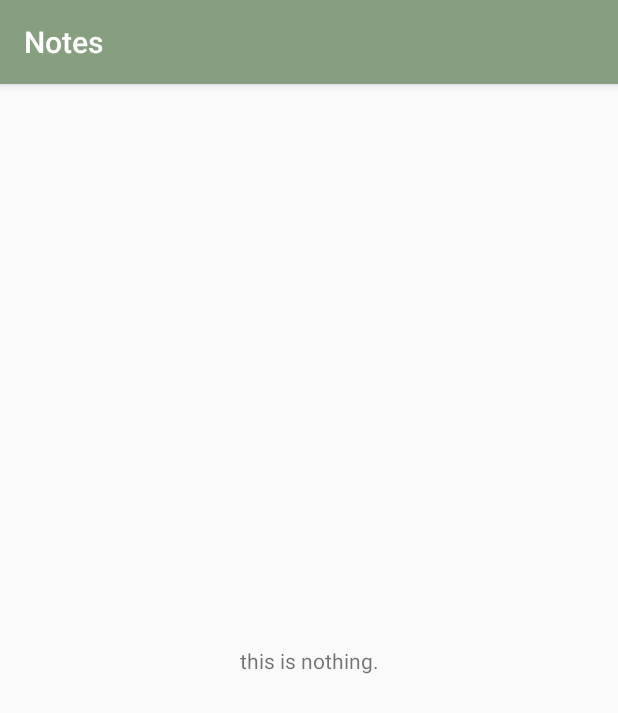
After one commit to Catravine/Notes, an Android app: the CreateActivity screen opened directly, with no data from a screen before it, on a phone screen of 412 x 824 dp. The commit adds this screen. Shown: the top 713 px of the screen. Run offline under Robolectric (Android 15) with nearby library versions, the phone set to English and light mode, and no system bars.

Commit message:
Added stub for Create Activity, based on whether its from a Note or a Task

```diff
--- a/app/src/main/AndroidManifest.xml
+++ b/app/src/main/AndroidManifest.xml
@@ -9,16 +9,16 @@
         android:roundIcon="@mipmap/ic_launcher_round"
         android:supportsRtl="true"
         android:theme="@style/AppTheme">
+        <activity android:name=".create.CreateActivity"></activity>
         <activity
             android:name=".navigation.NavigationActivity"
             android:label="@string/title_activity_navigation">
-
             <intent-filter>
                 <action android:name="android.intent.action.MAIN" />
                 <action android:name="android.intent.action.View" />
+
                 <category android:name="android.intent.category.LAUNCHER" />
             </intent-filter>
-
         </activity>
     </application>
 
--- /dev/null
+++ b/app/src/main/java/com/carolinecourtney/notes/create/CreateActivity.kt
@@ -0,0 +1,22 @@
+package com.carolinecourtney.notes.create
+
+import android.os.Bundle
+import androidx.appcompat.app.AppCompatActivity
+import com.carolinecourtney.notes.R
+import com.carolinecourtney.notes.navigation.NavigationActivity
+import kotlinx.android.synthetic.main.activity_create.*
+
+class CreateActivity : AppCompatActivity() {
+    override fun onCreate(savedInstanceState: Bundle?) {
+        super.onCreate(savedInstanceState)
+        setContentView(R.layout.activity_create)
+
+        intent.getStringExtra(NavigationActivity.FRAGMENT_TYPE_KEY).run {
+            textView.text = if (this == NavigationActivity.FRAGMENT_VALUE_NOTE) {
+                "This is a Note!"
+            } else if (this == NavigationActivity.FRAGMENT_VALUE_TASK) {
+                "This is a Task!"
+            } else "this is nothing."
+        }
+    }
+}
--- a/app/src/main/java/com/carolinecourtney/notes/foundations/BaseRecyclerAdapter.kt
+++ b/app/src/main/java/com/carolinecourtney/notes/foundations/BaseRecyclerAdapter.kt
@@ -2,7 +2,6 @@ package com.carolinecourtney.notes.foundations
 
 import android.view.View
 import androidx.recyclerview.widget.RecyclerView
-import com.carolinecourtney.notes.tasks.TaskAdapter
 
 abstract class BaseRecyclerAdapter<T>(
     protected val masterList: MutableList<T> = mutableListOf()
--- /dev/null
+++ b/app/src/main/res/layout/activity_create.xml
@@ -0,0 +1,22 @@
+<?xml version="1.0" encoding="utf-8"?>
+<androidx.constraintlayout.widget.ConstraintLayout xmlns:android="http://schemas.android.com/apk/res/android"
+    xmlns:app="http://schemas.android.com/apk/res-auto"
+    xmlns:tools="http://schemas.android.com/tools"
+    android:layout_width="match_parent"
+    android:layout_height="match_parent"
+    tools:context=".create.CreateActivity">
+
+    <TextView
+        android:id="@+id/textView"
+        android:layout_width="wrap_content"
+        android:layout_height="wrap_content"
+        android:layout_marginStart="8dp"
+        android:layout_marginTop="8dp"
+        android:layout_marginEnd="8dp"
+        android:layout_marginBottom="8dp"
+        android:text="TextView"
+        app:layout_constraintBottom_toBottomOf="parent"
+        app:layout_constraintEnd_toEndOf="parent"
+        app:layout_constraintStart_toStartOf="parent"
+        app:layout_constraintTop_toTopOf="parent" />
+</androidx.constraintlayout.widget.ConstraintLayout>
```
Also changed, not shown: app/src/main/java/com/carolinecourtney/notes/navigation/NavigationActivity.kt (+20 -1 lines), app/src/main/java/com/carolinecourtney/notes/notes/NoteAdapter.kt (+5 -2 lines), app/src/main/java/com/carolinecourtney/notes/notes/NotesListFragment.kt (+20 -1 lines), app/src/main/java/com/carolinecourtney/notes/tasks/TaskAdapter.kt (+5 -2 lines), app/src/main/java/com/carolinecourtney/notes/tasks/TasksListFragment.kt (+20 -1 lines).
